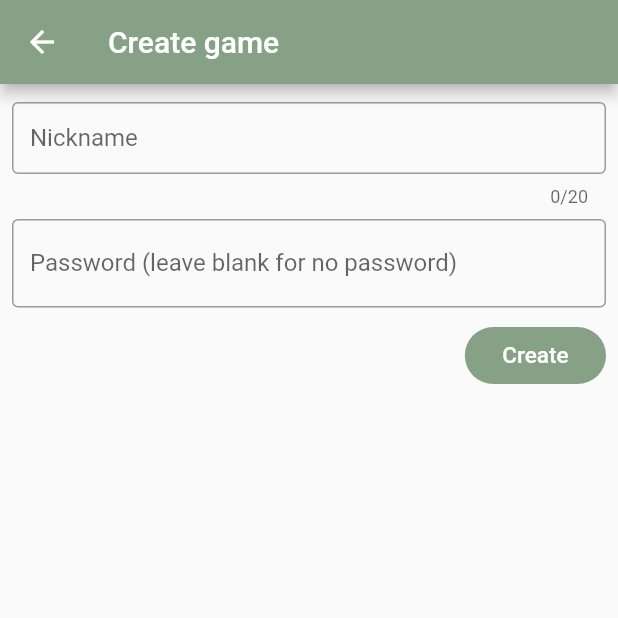
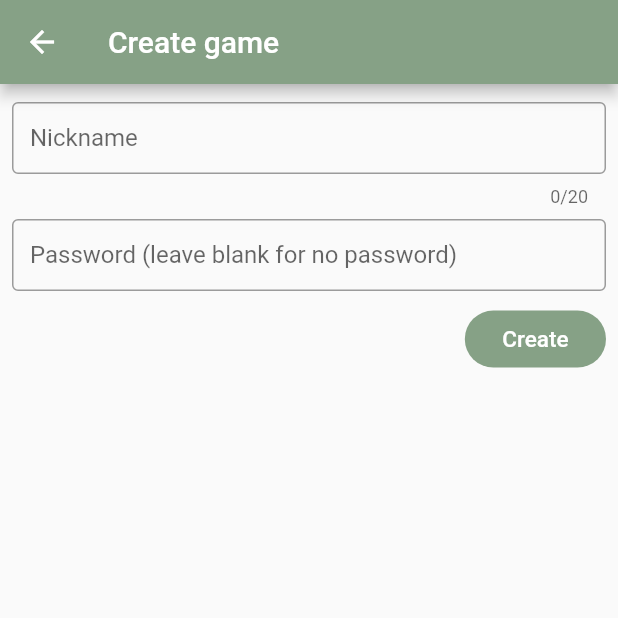
Before and after one commit to claireCodess/ouistiti, a Flutter app: the CreateGameScreen screen opened by its route, on a phone screen of 412 x 824 dp, the top half of it. Run offline on Flutter 3.47's test engine with Material 2 defaults, Android fonts, the phone set to English and light mode, and no system bars; our stand-ins replace socket_io_client, sprintf; network calls fail.

Commit message:
Design fix

```diff
--- a/lib/widget/screen/CreateGameScreen.dart
+++ b/lib/widget/screen/CreateGameScreen.dart
@@ -99,6 +99,7 @@ class _CreateGameScreenState extends State<CreateGameScreen> {
                           controller: passwordTextFieldController,
                           obscureText: true,
                           decoration: InputDecoration(
+                            contentPadding: EdgeInsets.fromLTRB(12, 12, 12, 12),
                             border: OutlineInputBorder(),
                             labelText:
                                 i18n.translate("password_field_create_game"),
```
